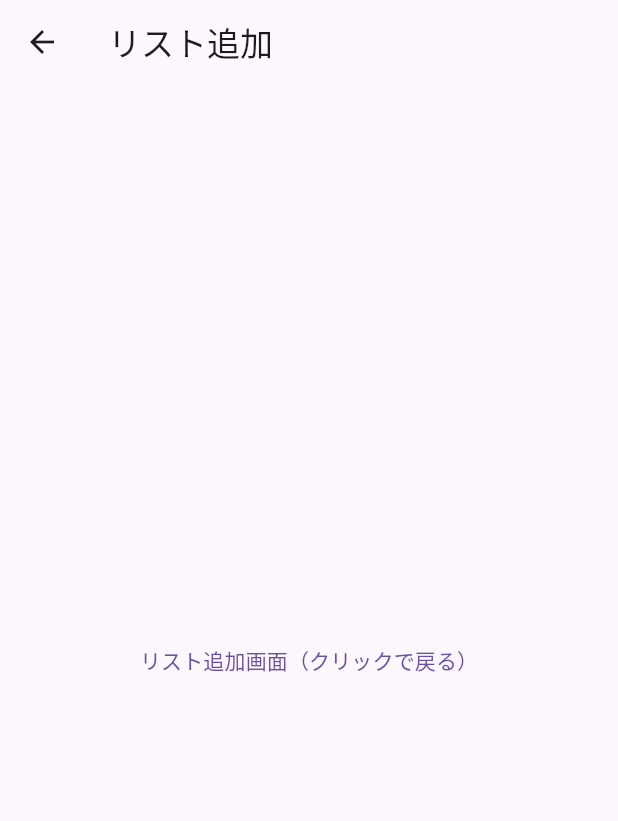
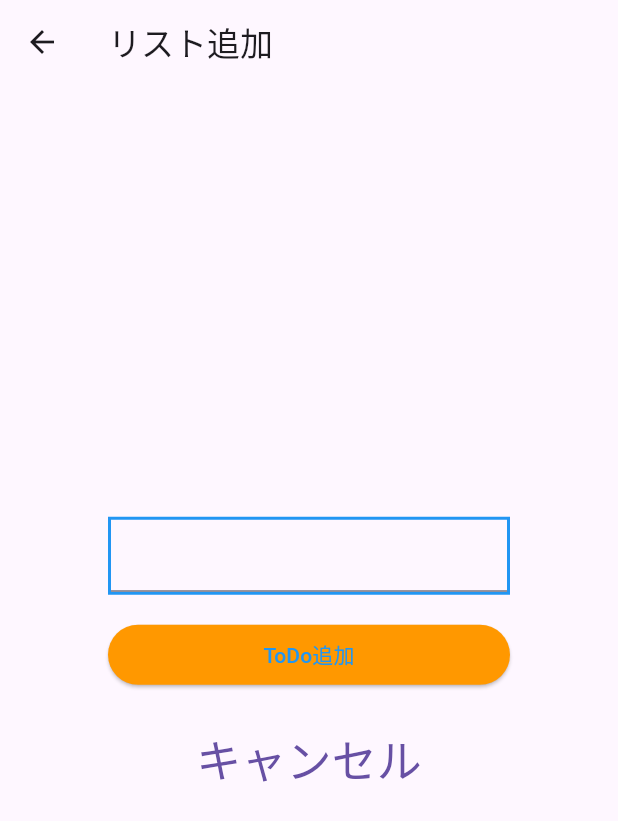
Before and after one commit to Taku-Sashima/flutter_todo, a Flutter app: the TodoAddPage screen opened directly, on a phone screen of 412 x 824 dp. Shown: the top 821 px of the screen. Run offline on Flutter 3.47's test engine with Material 3 defaults, Android fonts, the phone set to English and light mode, and no system bars.

Commit message:
ToDo追加画面の編集

```diff
--- a/lib/main.dart
+++ b/lib/main.dart
@@ -70,6 +70,8 @@ class TodoListPage extends StatelessWidget {
 }
 
 
+
+// ToDo追加画面
 class TodoAddPage extends StatelessWidget {
   const TodoAddPage({super.key});
 
@@ -79,16 +81,60 @@ class TodoAddPage extends StatelessWidget {
       appBar: AppBar(
         title: const Text('リスト追加'),
       ),
-      body: Center(
-        child: TextButton(
-          // ボタンをクリックした時の処理
-          onPressed: () {
-            // "pop"で前の画面に戻る
-            Navigator.of(context).pop();
-          },
-          child: const Text('リスト追加画面（クリックで戻る）'),
+
+      body: Container(
+        padding: const EdgeInsets.all(64),
+        child: Column(
+          mainAxisAlignment: MainAxisAlignment.center,
+          children: [
+            Container(
+              decoration: BoxDecoration(
+                border: Border.all(color: Colors.blue, width: 2),
+              ),
+              margin: const EdgeInsets.all(8),
+              width: double.infinity,
+              child: const TextField(),
+            ),
+
+            Container(
+              margin: const EdgeInsets.all(8),
+              width: double.infinity,
+              child: ElevatedButton(
+                style: ElevatedButton.styleFrom(
+                  backgroundColor: Colors.orange,
+                  foregroundColor: Colors.blue,
+                ),
+                // 追加する処理
+                onPressed: () {
+
+                },
+                child: const Text(
+                  'ToDo追加',
+                ),
+              ),
+            ),
+
+            Container(
+              margin: const EdgeInsets.all(8),
+              width: double.infinity,
+              child: TextButton(
+                // 追加する処理
+                onPressed: () {
+                  Navigator.of(context).pop();
+                },
+                child: const Text(
+                  'キャンセル',
+                  style: TextStyle(
+                    // height: 10,
+                    fontSize: 30
+                  ),
+                ),
+              ),
+            ),
+          ],
         ),
       ),
+
     );
   }
 }
```
